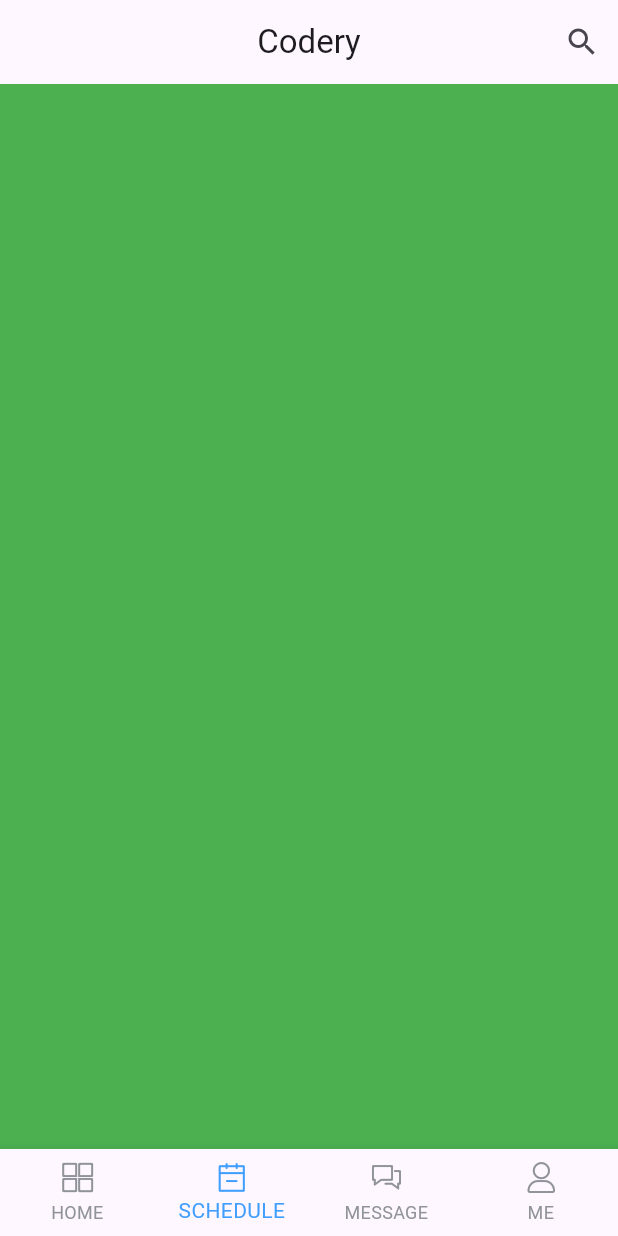
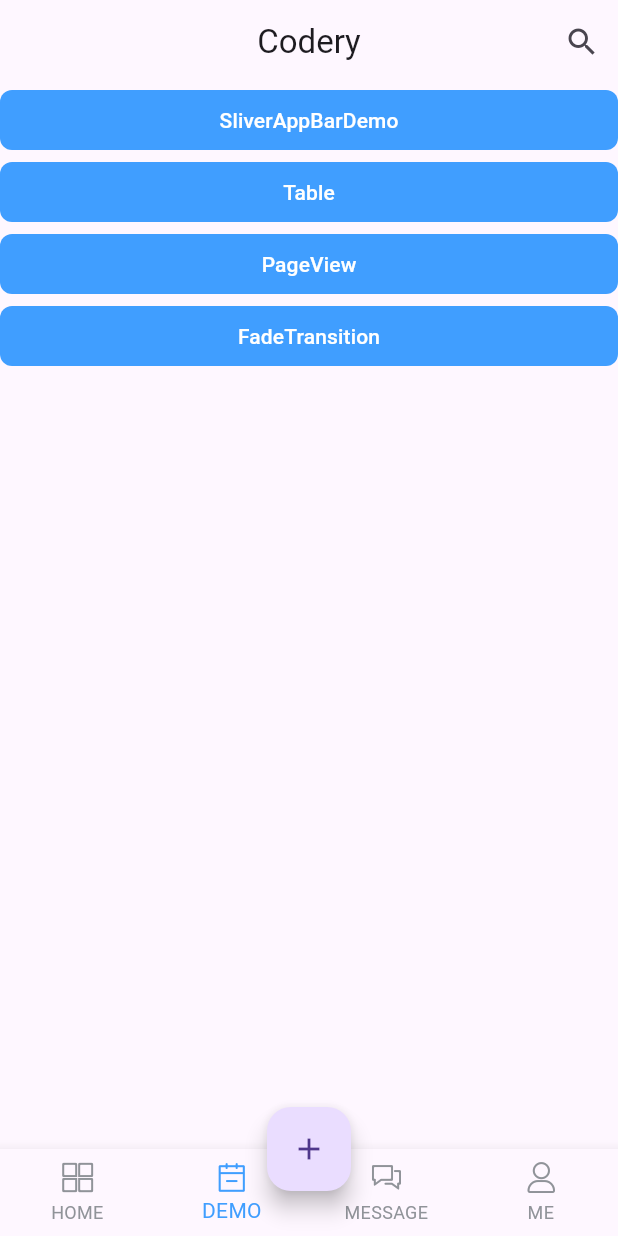
Before and after one commit to ycx211314/codery_app, a Flutter app: the screen it shows after launch, swiped to page 2, on a phone screen of 412 x 824 dp. Run offline on Flutter 3.47's test engine with Material 3 defaults, Android fonts, the phone set to English and light mode, and no system bars; our stand-ins replace dio, flutter_screenutil.

Commit message:
✨ feat: add some demo widget

```diff
--- a/lib/common/themes/codery_theme.dart
+++ b/lib/common/themes/codery_theme.dart
@@ -1,5 +1,6 @@
 import 'package:codery/common/utils/color_helper.dart';
 import 'package:flutter/material.dart';
+import 'package:flutter/widgets.dart';
 
 final Color primaryColor = ColorHelper.hexToColor("#409EFF");
 final Color secondaryLightColor = ColorHelper.hexToColor("#909399");
@@ -22,4 +23,12 @@ ThemeData coderyTheme = ThemeData(
       unselectedItemColor: secondaryLightColor,
       selectedIconTheme: IconThemeData(color: primaryColor),
       unselectedIconTheme: IconThemeData(color: secondaryLightColor)),
+  filledButtonTheme: FilledButtonThemeData(
+      style: ButtonStyle(
+    shape:
+        WidgetStateProperty.all<RoundedRectangleBorder>(RoundedRectangleBorder(
+      borderRadius: BorderRadius.circular(8.0), // 设置圆角半径
+    )),
+    backgroundColor: WidgetStateProperty.all<Color>(primaryColor),
+  )),
 );
--- a/lib/pages/application/application_page.dart
+++ b/lib/pages/application/application_page.dart
@@ -1,5 +1,6 @@
 import 'package:codery/common/icons/iconfont.dart';
 import 'package:codery/generated/l10n.dart';
+import 'package:codery/pages/demo/demo_page.dart';
 import 'package:codery/pages/me/me_page.dart';
 import 'package:flutter/material.dart';
 
@@ -29,7 +30,7 @@ class _ApplicationPageState extends State<ApplicationPage>
     const BottomNavigationBarItem(
         icon: Icon(Iconfont.rili),
         activeIcon: Icon(Iconfont.rili),
-        label: 'SCHEDULE'),
+        label: 'DEMO'),
     const BottomNavigationBarItem(
         icon: Icon(Iconfont.huiyi),
         activeIcon: Icon(Iconfont.huiyi),
@@ -77,11 +78,9 @@ class _ApplicationPageState extends State<ApplicationPage>
         Container(
           color: Colors.red,
         ),
+        const DemoPage(),
         Container(
           color: Colors.green,
-        ),
-        Container(
-          color: Colors.blue,
         ),
         const MePage(),
       ],
@@ -113,9 +112,16 @@ class _ApplicationPageState extends State<ApplicationPage>
   @override
   Widget build(BuildContext context) {
     return Scaffold(
-      appBar: _buildAppBar() as PreferredSizeWidget?,
-      body: _buildPageView(),
-      bottomNavigationBar: _buildBottomNavigationBar(),
-    );
+        appBar: _buildAppBar() as PreferredSizeWidget?,
+        body: _buildPageView(),
+        bottomNavigationBar: _buildBottomNavigationBar(),
+        floatingActionButton: FloatingActionButton(
+          onPressed: () {
+            print('点击了');
+          },
+          child: const Icon(Icons.add),
+        ),
+        floatingActionButtonLocation:
+            FloatingActionButtonLocation.centerDocked);
   }
 }
--- /dev/null
+++ b/lib/pages/demo/demo_page.dart
@@ -0,0 +1,52 @@
+import 'package:codery/pages/sample/fade_transition_demo_page.dart';
+import 'package:codery/pages/sample/page_view_demo_page.dart';
+import 'package:codery/pages/sample/sliver_app_bar_demo_page.dart';
+import 'package:codery/pages/sample/table_page.dart';
+import 'package:flutter/material.dart';
+
+class DemoPage extends StatelessWidget {
+  const DemoPage({super.key});
+
+  @override
+  Widget build(BuildContext context) {
+    return Scaffold(
+      body: Center(
+          child: ListView(
+        children: [
+          FilledButton(
+              onPressed: () {
+                //navigator导航到一个页面
+                Navigator.push(context, MaterialPageRoute(builder: (context) {
+                  return const SliverAppBarDemoPage();
+                }));
+              },
+              child: const Text("SliverAppBarDemo")),
+          FilledButton(
+              onPressed: () {
+                //navigator导航到一个页面
+                Navigator.push(context, MaterialPageRoute(builder: (context) {
+                  return const TablePage();
+                }));
+              },
+              child: const Text("Table")),
+          FilledButton(
+              onPressed: () {
+                //navigator导航到一个页面
+                Navigator.push(context, MaterialPageRoute(builder: (context) {
+                  return const PageViewDemoPage();
+                }));
+              },
+              child: const Text("PageView")),
+          FilledButton(
+              onPressed: () {
+                //navigator导航到一个页面
+                Navigator.push(context, MaterialPageRoute(builder: (context) {
+                  return const FadeTransitionDemoPage();
+                }));
+              },
+              child: const Text("FadeTransition")),
+        ],
+      )),
+    );
+  }
+}
--- /dev/null
+++ b/lib/pages/sample/fade_transition_demo_page.dart
@@ -0,0 +1,49 @@
+import 'package:flutter/material.dart';
+
+class FadeTransitionDemoPage extends StatefulWidget {
+  const FadeTransitionDemoPage({super.key});
+
+  @override
+  State<FadeTransitionDemoPage> createState() => _FadeTransitionDemoPageState();
+}
+
+class _FadeTransitionDemoPageState extends State<FadeTransitionDemoPage>
+    with SingleTickerProviderStateMixin {
+  late AnimationController _controller;
+  late Animation<double> _animation;
+
+  @override
+  void initState() {
+    super.initState();
+    _controller = AnimationController(
+      duration: const Duration(seconds: 2),
+      vsync: this,
+    )..repeat();
+    _animation = Tween(begin: 0.0, end: 1.0).animate(_controller);
+  }
+
+  @override
+  void dispose() {
+    _controller.dispose();
+    super.dispose();
+  }
+
+  @override
+  Widget build(BuildContext context) {
+    return MaterialApp(
+      home: Scaffold(
+        appBar: AppBar(title: const Text('FadeTransition Example')),
+        body: Center(
+          child: FadeTransition(
+            opacity: _animation, // 使用动画控制不透明度
+            child: Container(
+              width: 100,
+              height: 100,
+              color: Colors.blue,
+            ),
+          ),
+        ),
+      ),
+    );
+  }
+}
```
Also changed, not shown: lib/main.dart (+15 -0 lines), lib/pages/sample/page_view_demo_page.dart (added, +37 -0 lines), lib/pages/sample/sliver_app_bar_demo_page.dart (added, +32 -0 lines), lib/pages/sample/table_page.dart (added, +52 -0 lines).
